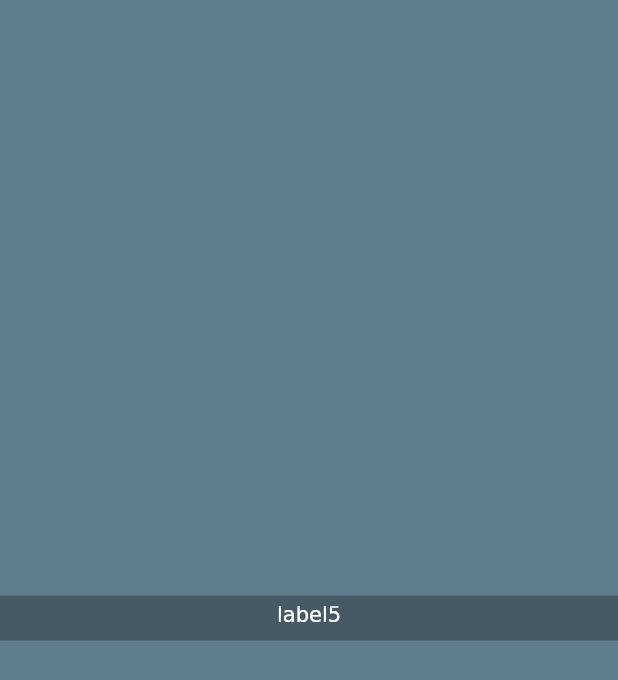
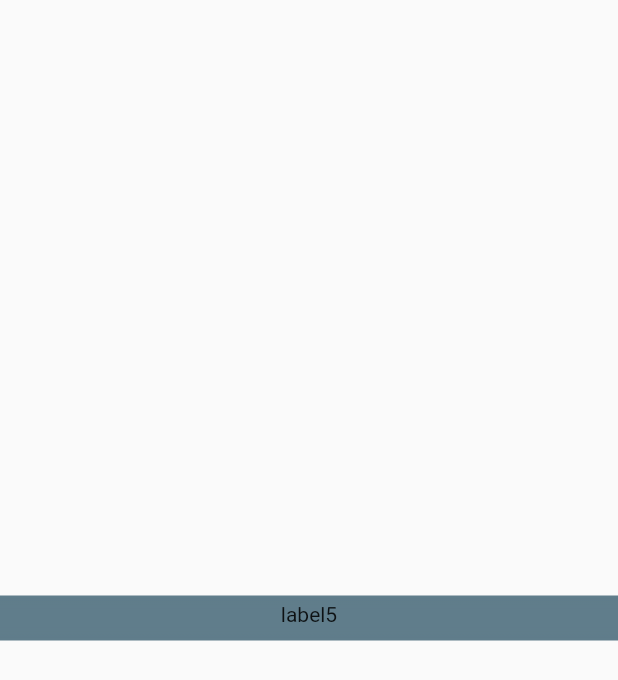
Before and after one commit to aaazlkm/design_note, a Flutter app: the screen it shows after launch, on a phone screen of 412 x 824 dp. Shown: the top 680 px of the screen. Run offline on Flutter 3.47's test engine with Material 2 defaults, Android fonts, the phone set to English and light mode, and no system bars.

Commit message:
lesson 2

```diff
--- /dev/null
+++ b/lib/lesson2/lesson2_page.dart
@@ -0,0 +1,102 @@
+import 'package:flutter/cupertino.dart';
+import 'package:flutter/material.dart';
+
+class Lesson2Page extends StatefulWidget {
+  const Lesson2Page({Key? key}) : super(key: key);
+
+  @override
+  _Lesson2PageState createState() => _Lesson2PageState();
+}
+
+class _Lesson2PageState extends State<Lesson2Page>
+    with SingleTickerProviderStateMixin {
+  late final AnimationController _animationController;
+  final animationCurve = Interval(0.3, 0.7, curve: Curves.easeInOut);
+
+  List<String> _labels = [
+    "label1",
+    "label2",
+    "label3",
+    "label4",
+    "label5",
+  ];
+
+  @override
+  void initState() {
+    super.initState();
+    _animationController =
+        AnimationController(vsync: this, duration: Duration(milliseconds: 2000))
+          ..addListener(() {
+            setState(() {});
+          })
+          ..addStatusListener((status) {
+            if (status == AnimationStatus.completed) {
+              _animationController.forward(from: 0);
+              _switchLabel();
+            }
+          })
+          ..forward(from: 0);
+  }
+
+  @override
+  void dispose() {
+    _animationController.dispose();
+    super.dispose();
+  }
+
+  void _switchLabel() {
+    _labels = [..._labels.getRange(1, _labels.length), _labels.first];
+  }
+
+  @override
+  Widget build(BuildContext context) => Scaffold(
+        body: Center(
+          child: ColoredBox(
+            color: Colors.blueGrey[500]!,
+            child: ClipRect(
+              child: ShaderMask(
+                shaderCallback: (availableSpace) => LinearGradient(
+                  colors: [
+                    Colors.white.withOpacity(0.0),
+                    Colors.white,
+                    Colors.white,
+                    Colors.white.withOpacity(0.0),
+                  ],
+                  begin: Alignment.topCenter,
+                  end: Alignment.bottomCenter,
+                  stops: [0.05, 0.3, 0.7, 0.95],
+                ).createShader(availableSpace),
+                child: Container(
+                  height: 30,
+                  width: double.infinity,
+                  color: Colors.blueGrey[500]!,
+                  child: Stack(
+                    children: [
+                      FractionalTranslation(
+                        translation: Offset(
+                            0,
+                            animationCurve
+                                    .transform(_animationController.value) -
+                                1),
+                        child: Center(
+                          child: Text(_labels[1]),
+                        ),
+                      ),
+                      FractionalTranslation(
+                        translation: Offset(
+                            0,
+                            animationCurve
+                                .transform(_animationController.value)),
+                        child: Center(
+                          child: Text(_labels.first),
+                        ),
+                      ),
+                    ],
+                  ),
+                ),
+              ),
+            ),
+          ),
+        ),
+      );
+}
--- a/lib/main.dart
+++ b/lib/main.dart
@@ -1,5 +1,6 @@
-import 'package:design_note/lesson1/lesson1_page.dart';
 import 'package:flutter/material.dart';
+
+import 'lesson2/lesson2_page.dart';
 
 void main() {
   runApp(const MyApp());
@@ -14,7 +15,7 @@ class MyApp extends StatelessWidget {
         theme: ThemeData(
           primarySwatch: Colors.blue,
         ),
-        home: const Lesson1Page(),
+        home: const Lesson2Page(),
       );
 }
 
```
Also changed, not shown: 1 other file.
